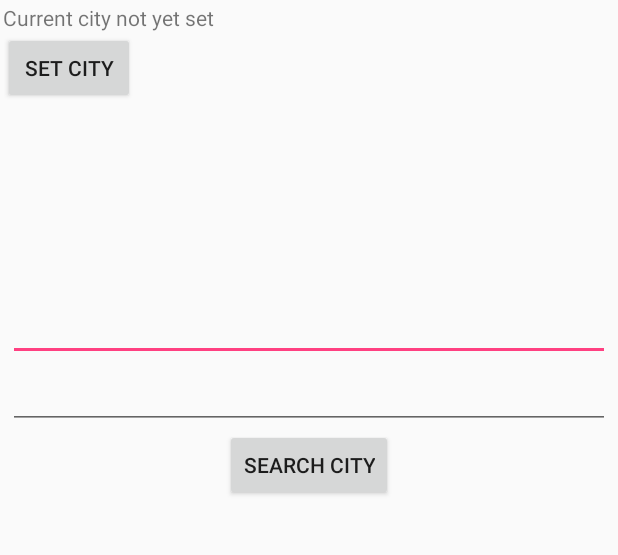
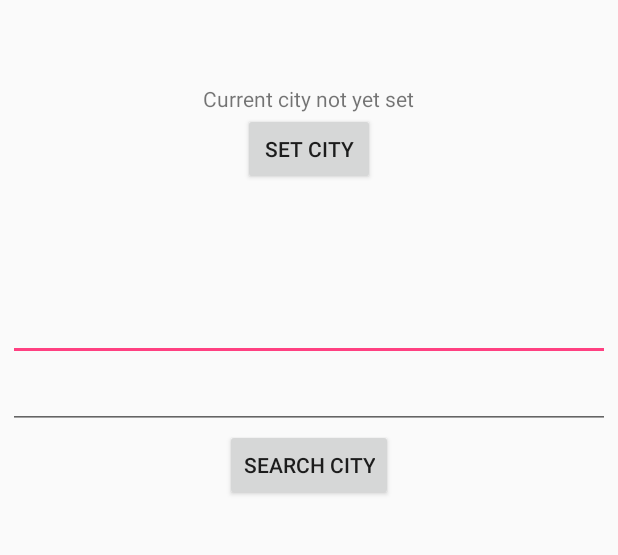
Before and after one commit to chinmayrawool/WeatherApp, an Android app: the screen it shows after launch (MainActivity), on a phone screen of 412 x 824 dp, the part 84-639 px from its top. Run offline under Robolectric (Android 15) with nearby library versions, the phone set to English and light mode, and no system bars.

Commit message:
Layout ready

```diff
--- a/app/src/main/java/com/mad/homework08weather/MainActivity.java
+++ b/app/src/main/java/com/mad/homework08weather/MainActivity.java
@@ -63,7 +63,7 @@ public class MainActivity extends AppCompatActivity {
             countryCode = preferences.getString("COUNTRY_CODE", "");
             countryName = preferences.getString("COUNTRY_NAME", "");
             cityKey = preferences.getString("CITY_KEY", "");
-            if(!(cityKey.equals("") && cityName.equals("") && countryCode.equals(""))){ //&& countryName.equals("")
+            if(false/*!(cityKey.equals("") && cityName.equals("") && countryCode.equals(""))*/){ //&& countryName.equals("")
                 Log.d("demo","if true");
                 LinearLayout linearLayout = (LinearLayout) findViewById(R.id.linearMainDisplay);
 
@@ -99,6 +99,7 @@ public class MainActivity extends AppCompatActivity {
                             @Override
                             public void onClick(DialogInterface dialog, int which) {
                                 Log.d("demo","Cancel clicked");
+
                             }
                         }).setPositiveButton("Set", new DialogInterface.OnClickListener() {
                             @Override
--- a/app/src/main/res/layout/activity_main.xml
+++ b/app/src/main/res/layout/activity_main.xml
@@ -23,7 +23,9 @@
         android:layout_height="180dp"
         android:id="@+id/linearMainDisplay"
         android:orientation="vertical"
-        android:padding="2dp">
+        android:padding="2dp"
+        android:gravity="center"
+        android:layout_gravity="center">
 
     </LinearLayout>
 
```
